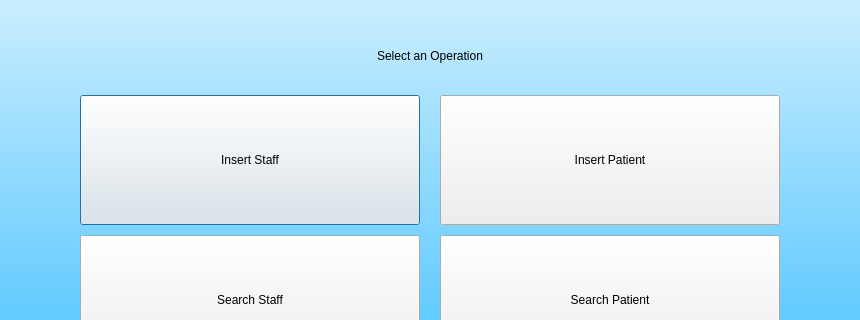
AlexHarbaugh1/CS499, file admin.ui: the form before one commit; both pictures show x 170 to 1030 and y 165 to 485 of the 1200 by 800 pixel window.
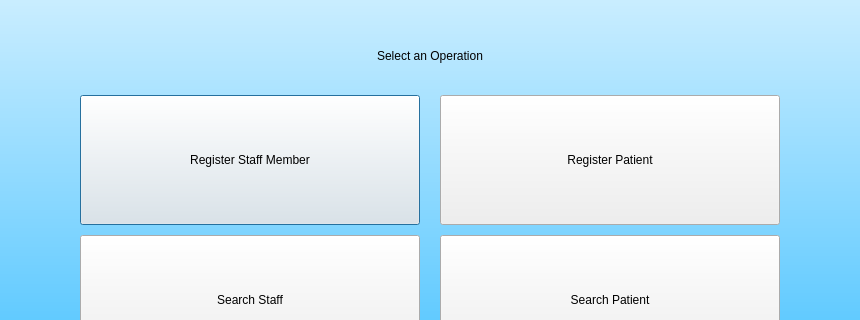
The form after the commit.

Commit message: Insert Patient Works

```diff
--- a/admin.ui
+++ b/admin.ui
@@ -89,7 +89,7 @@
         <string notr="true">font: 75 14pt &quot;MS Shell Dlg 2&quot;;</string>
        </property>
        <property name="text">
-        <string>Insert Staff</string>
+        <string>Register Staff Member</string>
        </property>
       </widget>
      </item>
@@ -105,7 +105,7 @@
         <string notr="true">font: 75 14pt &quot;MS Shell Dlg 2&quot;;</string>
        </property>
        <property name="text">
-        <string>Insert Patient</string>
+        <string>Register Patient</string>
        </property>
       </widget>
      </item>
```
The commit also changes 3 other files.
